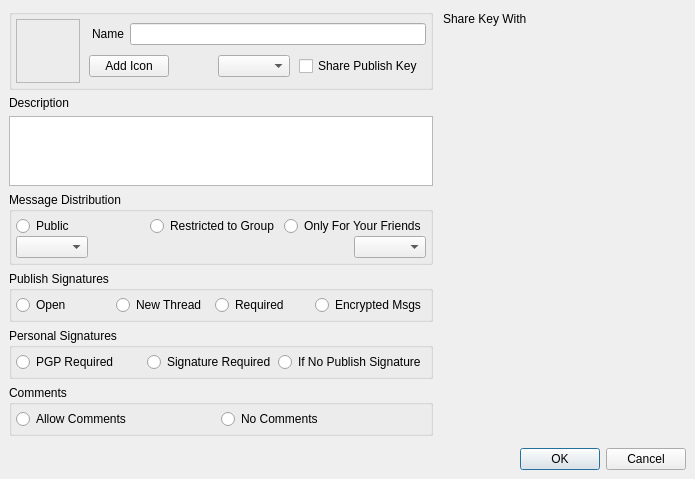
Qt form retroshare-gui/src/gui/gxs/GxsGroupDialog.ui (RetroShare/RetroShare) before a commit.
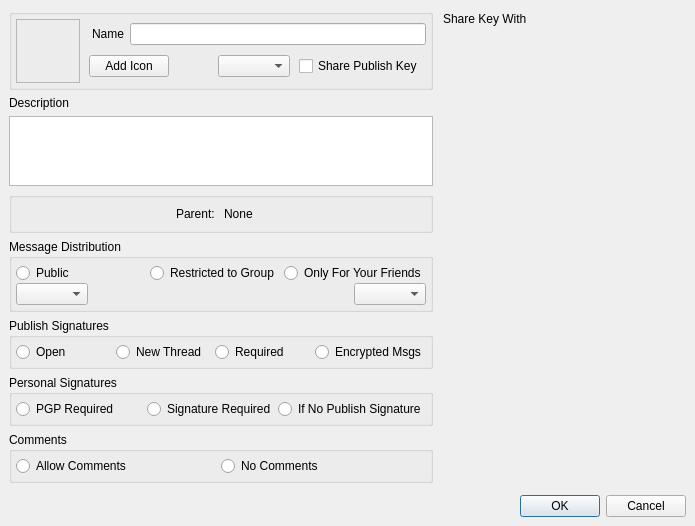
The same form after that commit. Icons and pictures are not drawn. Custom widgets are drawn as their Qt base class.

Commit message: Chozabu patch - New db created for parent group id field, you will all previous gxs data - posted now support sub post topics

Patch:
```diff
--- a/retroshare-gui/src/gui/gxs/GxsGroupDialog.ui
+++ b/retroshare-gui/src/gui/gxs/GxsGroupDialog.ui
@@ -7,7 +7,7 @@
     <x>0</x>
     <y>0</y>
     <width>695</width>
-    <height>448</height>
+    <height>518</height>
    </rect>
   </property>
   <property name="windowTitle">
@@ -156,7 +156,7 @@
         </layout>
        </widget>
       </item>
-      <item row="0" column="1" rowspan="6">
+      <item row="0" column="1" rowspan="7">
        <widget class="QDockWidget" name="contactsdockWidget">
         <property name="enabled">
          <bool>true</bool>
@@ -257,7 +257,7 @@
         </item>
        </layout>
       </item>
-      <item row="2" column="0">
+      <item row="3" column="0">
        <widget class="QGroupBox" name="distribGroupBox">
         <property name="title">
          <string>Message Distribution</string>
@@ -323,7 +323,7 @@
         </layout>
        </widget>
       </item>
-      <item row="3" column="0">
+      <item row="4" column="0">
        <widget class="QGroupBox" name="publishGroupBox">
         <property name="title">
          <string>Publish Signatures</string>
@@ -366,7 +366,7 @@
         </layout>
        </widget>
       </item>
-      <item row="4" column="0">
+      <item row="5" column="0">
        <widget class="QGroupBox" name="personalGroupBox">
         <property name="title">
          <string>Personal Signatures</string>
@@ -402,7 +402,7 @@
         </layout>
        </widget>
       </item>
-      <item row="5" column="0">
+      <item row="6" column="0">
        <widget class="QGroupBox" name="commentGroupBox">
         <property name="title">
          <string>Comments</string>
@@ -431,7 +431,7 @@
         </layout>
        </widget>
       </item>
-      <item row="6" column="0" colspan="2">
+      <item row="7" column="0" colspan="2">
        <widget class="QFrame" name="extraFrame">
         <property name="frameShape">
          <enum>QFrame::StyledPanel</enum>
@@ -441,13 +441,40 @@
         </property>
        </widget>
       </item>
-      <item row="7" column="0" colspan="2">
+      <item row="8" column="0" colspan="2">
        <widget class="QDialogButtonBox" name="buttonBox">
         <property name="standardButtons">
          <set>QDialogButtonBox::Cancel|QDialogButtonBox::Ok</set>
         </property>
        </widget>
       </item>
+      <item row="2" column="0">
+       <widget class="QGroupBox" name="parentGroupBox">
+        <layout class="QHBoxLayout" name="horizontalLayout_10">
+         <item>
+          <layout class="QHBoxLayout" name="horizontalLayout_11">
+           <item>
+            <widget class="QLabel" name="prLabel">
+             <property name="text">
+              <string>Parent: </string>
+             </property>
+             <property name="alignment">
+              <set>Qt::AlignRight|Qt::AlignTrailing|Qt::AlignVCenter</set>
+             </property>
+            </widget>
+           </item>
+           <item>
+            <widget class="QLabel" name="parentLabel">
+             <property name="text">
+              <string>None</string>
+             </property>
+            </widget>
+           </item>
+          </layout>
+         </item>
+        </layout>
+       </widget>
+      </item>
      </layout>
     </widget>
    </item>
```
Left out of the diff: 1 changed line with no effect on the pictures. The commit also changes 15 other files.
